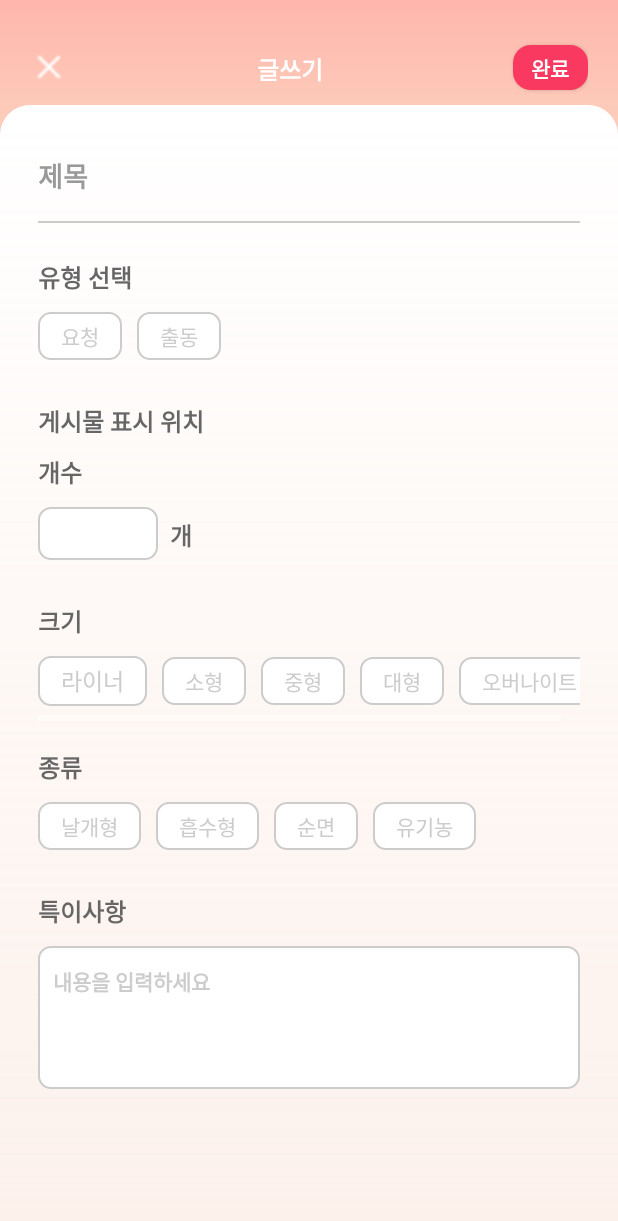
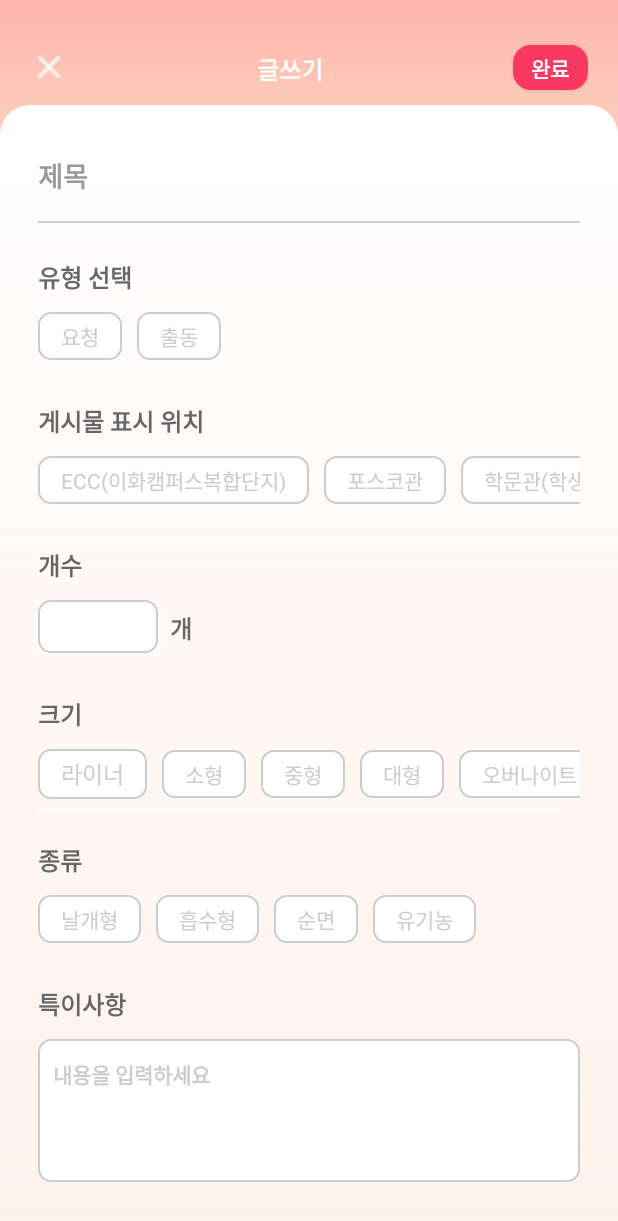
Before and after one commit to WonderWoman-Team/WW_Client, an Android app: the screen it shows after launch (PostActivity), after a tap on an icon or button, on a phone screen of 412 x 824 dp. Shown: the top 1221 px of the screen. Run offline under Robolectric (Android 15) with nearby library versions, the phone set to English and light mode, and no system bars.

Commit message:
게시글 작성 내 건물 선택 버튼 학교 별 건물로 설정

```diff
--- a/app/src/main/java/com/example/wonderwoman/MainActivity.kt
+++ b/app/src/main/java/com/example/wonderwoman/MainActivity.kt
@@ -13,6 +13,7 @@ import com.example.wonderwoman.delivery.DeliveryFragment
 import com.example.wonderwoman.delivery.PostActivity
 import com.example.wonderwoman.mypage.EditInfoFragment
 import com.example.wonderwoman.mypage.MypageFragment
+import com.example.wonderwoman.util.Constants.EWHA
 import com.google.android.material.navigation.NavigationBarView
 
 class MainActivity : AppCompatActivity() {
@@ -38,6 +39,7 @@ class MainActivity : AppCompatActivity() {
         writeBtn.visibility = View.VISIBLE
         writeBtn.setOnClickListener {
             var intent = Intent(this, PostActivity::class.java)
+            intent.putExtra("school",EWHA)
             startActivity(intent)
             finish()
         }
--- a/app/src/main/java/com/example/wonderwoman/delivery/PostActivity.kt
+++ b/app/src/main/java/com/example/wonderwoman/delivery/PostActivity.kt
@@ -23,10 +23,14 @@ import com.example.wonderwoman.R
 import com.example.wonderwoman.databinding.ActivityPostBinding
 import com.example.wonderwoman.databinding.ToastBinding
 import com.example.wonderwoman.model.RetrofitClass
+import com.example.wonderwoman.model.post.GetSelectedBuilding
 import com.example.wonderwoman.model.post.RequestAddPost
 import com.example.wonderwoman.model.post.ResponseAddPost
 import com.example.wonderwoman.post.BuildingBtnRecyclerAdapter
 import com.example.wonderwoman.util.Constants
+import com.example.wonderwoman.util.Constants.EWHA
+import com.example.wonderwoman.util.Constants.EWHA_BUILDING
+import com.example.wonderwoman.util.Constants.SOOKMYUNG_BUILDING
 import com.example.wonderwoman.util.CustomToast
 import okhttp3.ResponseBody
 import org.json.JSONObject
@@ -34,7 +38,7 @@ import retrofit2.Call
 import retrofit2.Response
 
 
-class PostActivity : AppCompatActivity() {
+class PostActivity : AppCompatActivity(), GetSelectedBuilding {
     private lateinit var toastBinding: ToastBinding
     private lateinit var toastView: TextView
     private lateinit var binding: ActivityPostBinding
@@ -61,14 +65,14 @@ class PostActivity : AppCompatActivity() {
     private lateinit var toast: Toast
     private lateinit var recyclerView: RecyclerView
     private lateinit var recyclerAdapter: BuildingBtnRecyclerAdapter
-    var buildingList = mutableListOf<String>()
+    var buildingList = listOf<String>()
     var locationList = mutableListOf<String>()
 
     var data: ResponseAddPost? = null
     var status: String? = ""
 
     var requestAddPost: RequestAddPost =
-        RequestAddPost("이화여자대학교", mutableListOf(), "", "", 0, "", "", "")
+        RequestAddPost("이화여자대학교", locationList, "", "", 0, "", "", "")
 
     @RequiresApi(Build.VERSION_CODES.O)
     override fun onCreate(savedInstanceState: Bundle?) {
@@ -78,13 +82,16 @@ class PostActivity : AppCompatActivity() {
         toastView = toastBinding.toast
         setContentView(binding.root)
 
+        //학교에 따른 건물 리스트 설정
+        val school = intent.getStringExtra("school")
+        buildingList = if(school == EWHA) EWHA_BUILDING else SOOKMYUNG_BUILDING
+
+        //postactivity에 학교 별 건물 리스트 넘겨주기
         recyclerView = binding.postRecyclerview
         recyclerView.setHasFixedSize(true)
-        recyclerView.layoutManager = LinearLayoutManager(this)
-        ///수정
-
-        recyclerAdapter = BuildingBtnRecyclerAdapter(buildingList, this)
-
+        recyclerView.layoutManager = LinearLayoutManager(this, LinearLayoutManager.HORIZONTAL,false)
+        recyclerAdapter = BuildingBtnRecyclerAdapter(buildingList, this, this)
+        recyclerView.adapter = recyclerAdapter
 
         completeBtn = binding.completeBtn
         quitBtn = binding.quitBtn
@@ -122,11 +129,11 @@ class PostActivity : AppCompatActivity() {
             if (checkedId == requestBtn.id) requestAddPost.postReqType = "${requestBtn.text}"
             else if (checkedId == dispatchBtn.id) requestAddPost.postReqType = "${dispatchBtn.text}"
         }
-
-        //위치 선택 감지
-        locationGroup.setOnCheckedChangeListener { group, checkedId ->
-            requestAddPost.building = listOf(group.findViewById<Button>(checkedId).text.toString())
-        }
+//
+//        //위치 선택 감지
+//        locationGroup.setOnCheckedChangeListener { group, checkedId ->
+//            requestAddPost.building = listOf(group.findViewById<Button>(checkedId).text.toString())
+//        }
 
         //개수 입력 감지
         postCount.addTextChangedListener(object : TextWatcher {
@@ -248,4 +255,10 @@ class PostActivity : AppCompatActivity() {
         val ob = JSONObject(e.string())
         CustomToast.showToast(this, ob.getString("solution"))
     }
+
+    override fun selectedBuilding(building: String) {
+        //선택된 빌딩 받아옴
+        Log.d("postactivity", building)
+        locationList.add(building)
+    }
 }
--- /dev/null
+++ b/app/src/main/java/com/example/wonderwoman/model/post/GetSelectedBuilding.kt
@@ -0,0 +1,5 @@
+package com.example.wonderwoman.model.post
+
+interface GetSelectedBuilding {
+    fun selectedBuilding (building: String)
+}
--- a/app/src/main/java/com/example/wonderwoman/post/BuildingBtnRecyclerAdapter.kt
+++ b/app/src/main/java/com/example/wonderwoman/post/BuildingBtnRecyclerAdapter.kt
@@ -2,25 +2,27 @@ package com.example.wonderwoman.post
 
 import android.content.Context
 import android.content.Intent
+import android.util.Log
 import android.view.LayoutInflater
 import android.view.View
 import android.view.ViewGroup
 import android.widget.Button
 import androidx.recyclerview.widget.RecyclerView
 import com.example.wonderwoman.R
-import com.example.wonderwoman.delivery.PostActivity
-import com.example.wonderwoman.delivery.PostRecyclerAdapter
+import com.example.wonderwoman.model.post.GetSelectedBuilding
 
 class BuildingBtnRecyclerAdapter(
     private val buildingList: List<String>,
-    val context: Context
+    val context: Context,
+    private val getSelectedBuilding: GetSelectedBuilding
 ): RecyclerView.Adapter<BuildingBtnRecyclerAdapter.CustomViewHolder>(){
     override fun onCreateViewHolder(
         parent: ViewGroup,
         viewType: Int
     ): CustomViewHolder {
         //뷰홀더에 전달
-        val view = LayoutInflater.from(parent.context).inflate(R.layout.post_list, parent, false)
+        val view = LayoutInflater.from(parent.context).inflate(R.layout.building, parent, false)
+        Log.d("adapter", buildingList.toString())
         return CustomViewHolder(view)
     }
 
@@ -32,10 +34,14 @@ class BuildingBtnRecyclerAdapter(
         holder.building.text = buildingList[position]
 
         holder.building.setOnClickListener{
-            Intent(context, PostActivity::class.java).apply {
-                putExtra("data", holder.building.text)
-                addFlags(Intent.FLAG_ACTIVITY_NEW_TASK)
-            }.run { context.startActivity(this) }
+            //postactivity로 선택한 빌딩 보내주
+            getSelectedBuilding.selectedBuilding(holder.building.text.toString())
+            Log.d("adapter", holder.building.text.toString())
+
+//            Intent(context, PostActivity::class.java).apply {
+//                putExtra("data", holder.building.text)
+//                addFlags(Intent.FLAG_ACTIVITY_NEW_TASK)
+//            }.run { context.startActivity(this) }
         }
     }
 
--- a/app/src/main/java/com/example/wonderwoman/util/Constants.kt
+++ b/app/src/main/java/com/example/wonderwoman/util/Constants.kt
@@ -1,22 +1,47 @@
 package com.example.wonderwoman.util
+
+import com.example.wonderwoman.Data
+import com.example.wonderwoman.R
 
 object Constants {
     //API
 //    const val BASE_URL = "http://ec2-43-202-116-247.ap-northeast-2.compute.amazonaws.com:8080/"
     const val BASE_URL = "http://43.202.116.247:8080/"
+
     //Delivery API
     const val GET_DELIVERY = "app/delivery/post"
+
     //Post API
     const val ADD_POST = "app/delivery"
+
     //myinfo API
     const val MYINFO = "app/member/myInfo"
+
     //Access Token => 토큰은 깃에 올리지 않기
-    const val ACCESS_TOKEN = "Bearer eyJ0eXAiOiJKV1QiLCJhbGciOiJIUzUxMiJ9.eyJzdWIiOiJhY2Nlc3MtdG9rZW4iLCJlbWFpbCI6InN5ZW9uMjVAbWp1LmFjLmtyIiwicm9sZSI6Iu2ajOybkCIsImlhdCI6MTY5MTA5MzExNywiZXhwIjoxNjkxMTM2MzE3fQ.y9n7JwBcmCFncmlpVHAZoUWFtH1hIcHXPRzvPu7QJeLziaftZ4tsZsoR8fH-GncK4Tp6vW7ov8q9d77QZT0a7w"
+    const val ACCESS_TOKEN =
+        "Bearer eyJ0eXAiOiJKV1QiLCJhbGciOiJIUzUxMiJ9.eyJzdWIiOiJhY2Nlc3MtdG9rZW4iLCJlbWFpbCI6InN5ZW9uMjVAbWp1LmFjLmtyIiwicm9sZSI6Iu2ajOybkCIsImlhdCI6MTY5MTA5MzExNywiZXhwIjoxNjkxMTM2MzE3fQ.y9n7JwBcmCFncmlpVHAZoUWFtH1hIcHXPRzvPu7QJeLziaftZ4tsZsoR8fH-GncK4Tp6vW7ov8q9d77QZT0a7w"
 
 
     //etc
     //dispatch
     const val DISPATCH = "출동"
+
     //request
     const val REQUEST = "요청"
+
+    //ewha
+    const val EWHA = "이화여자대학교"
+    val EWHA_BUILDING = listOf(
+        "ECC(이화캠퍼스복합단지)", "포스코관", "학문관(학생문화관)", "학관",
+        "국교관(국제교육관)", "SK관(이화SK텔레콤관)", "경영관(이화신세계관)", "생활관(생활환경관)", "대강당",
+        "중도(중앙도서관)", "음악관", "조형A(조형예술관A동)", "조형B(조형예술관B동)", "체육A(체육관A동)", "체육B(체육관B동)", "체육C(체육관C동)", "헬렌관",
+        "약학관A동", "약학관B동", "종과A(종학과학관A동)", "종과B(종학과학관B동)", "종과C(종학과학관C동)", "종과D(종학과학관D동)",
+        "교육A(교육관A동)", "교육B(교육관B동)", "공학A(아산공학관)", "공학B(신공학관)")
+    //sookmyung
+    const val SOOKMYUNG = "숙명여자대학교"
+    val SOOKMYUNG_BUILDING = listOf(
+        "순헌관", "명신관", "학생회관", "프라임관", "중앙도서관",
+        "진리관", "새힘관", "행정관",
+        "르네상스플라자", "음악대학", "사회교육관", "약학대학", "미술대학",
+        "백주년기념관", "과학관", "다목적관", "새빛관")
 }
--- a/app/src/main/res/layout/activity_post.xml
+++ b/app/src/main/res/layout/activity_post.xml
@@ -145,7 +145,10 @@
                     <androidx.recyclerview.widget.RecyclerView
                         android:id="@+id/post_recyclerview"
                         android:layout_width="match_parent"
-                        android:layout_height="wrap_content"/>
+                        android:layout_height="wrap_content"
+                        android:layout_marginTop="10dp"
+                        android:layout_marginBottom="20dp"
+                        android:orientation="horizontal"/>
 
                     <TextView
                         android:layout_width="wrap_content"
--- a/app/src/main/res/layout/building.xml
+++ b/app/src/main/res/layout/building.xml
@@ -3,7 +3,7 @@
     xmlns:android="http://schemas.android.com/apk/res/android"
     android:layout_width="wrap_content"
     android:layout_height="wrap_content">
-    <Button
+    <CheckBox
         android:id="@+id/buildingBtn"
         android:layout_width="wrap_content"
         android:layout_height="32dp"
@@ -12,7 +12,6 @@
         android:button="@null"
         android:outlineProvider="none"
         android:paddingHorizontal="15dp"
-        android:text="포스코관"
         android:textAlignment="center"
         android:textColor="@drawable/post_select_btn_text"/>
 </LinearLayout>
--- a/app/src/main/res/layout/fragment_mypage.xml
+++ b/app/src/main/res/layout/fragment_mypage.xml
@@ -44,10 +44,6 @@
             android:textSize="20sp" />
     </LinearLayout>
 
-    <ScrollView
-        android:layout_width="match_parent"
-        android:layout_height="wrap_content">
-
     <LinearLayout
         android:id="@+id/fragment_body"
         android:layout_width="match_parent"
@@ -56,7 +52,6 @@
         android:background="@drawable/gradient_body_bg"
         android:gravity="center_horizontal"
         android:orientation="vertical">
-
         <LinearLayout
             android:layout_width="wrap_content"
             android:layout_height="wrap_content"
@@ -316,5 +311,4 @@
             </LinearLayout>
         </LinearLayout>
     </LinearLayout>
-    </ScrollView>
 </FrameLayout>
```
Also changed, not shown: app/src/main/res/layout/fragment_delivery.xml (+1 -16 lines). Lines whose indentation alone changed are shown as unchanged.
